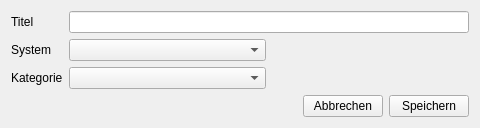
Before: the Qt Designer form NewSystemUnit.ui in ghannami/TicketSystem, drawn with Qt 5.
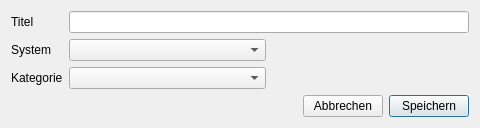
After: the same form once the commit is applied. Icons and pictures are not drawn.

```diff
--- a/NewSystemUnit.ui
+++ b/NewSystemUnit.ui
@@ -82,6 +82,12 @@
        <property name="text">
         <string>Speichern</string>
        </property>
+       <property name="autoDefault">
+        <bool>true</bool>
+       </property>
+       <property name="default">
+        <bool>true</bool>
+       </property>
       </widget>
      </item>
     </layout>
```
Left out of the diff: 13 changed lines with no effect on the pictures.
